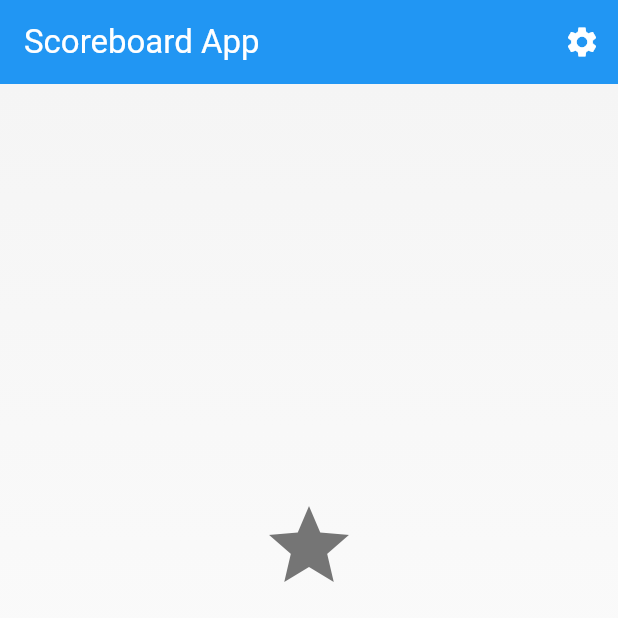
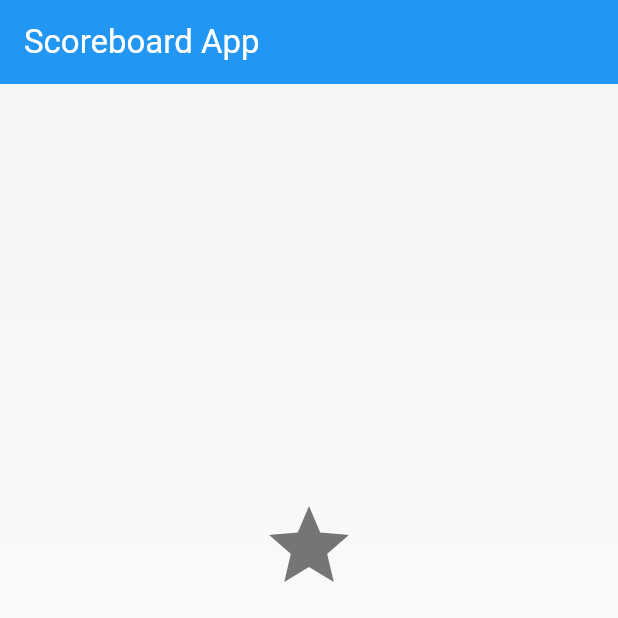
Before and after one commit to skeleton100/ScoreBoard, a Flutter app: the screen it shows after launch, on a phone screen of 412 x 824 dp, the top half of it. Run offline on Flutter 3.47's test engine with Material 3 defaults, Android fonts, the phone set to English and light mode, and no system bars; our stand-ins replace flutter_riverpod, go_router, sqflite; accounts and stored records are empty.

Commit message:
feat #11 Settingボタン削除（MVPリリースのため）

```diff
--- a/lib/screens/home/home_screen.dart
+++ b/lib/screens/home/home_screen.dart
@@ -18,12 +18,12 @@ class HomeScreen extends ConsumerWidget {
         title: const Text('Scoreboard App'),
         backgroundColor: AppColors.homeAppBar,
         foregroundColor: AppColors.textLight,
-        actions: [
-          IconButton(
-            onPressed: () => context.go(RouteNames.settings),
-            icon: const Icon(Icons.settings),
-          ),
-        ],
+        // actions: [
+        //   IconButton(
+        //     onPressed: () => context.go(RouteNames.settings),
+        //     icon: const Icon(Icons.settings),
+        //   ),
+        // ],
       ),
       body: Container(
         decoration: const BoxDecoration(
```
Also changed, not shown: lib/screens/board/board_screen.dart (+8 -8 lines).
